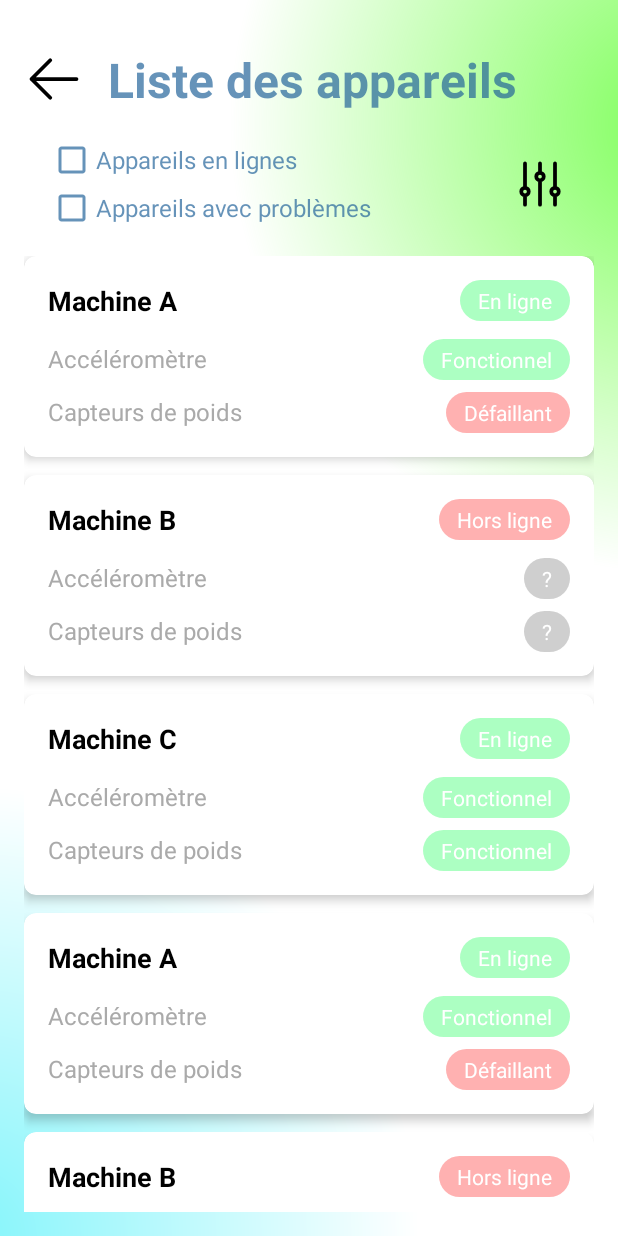
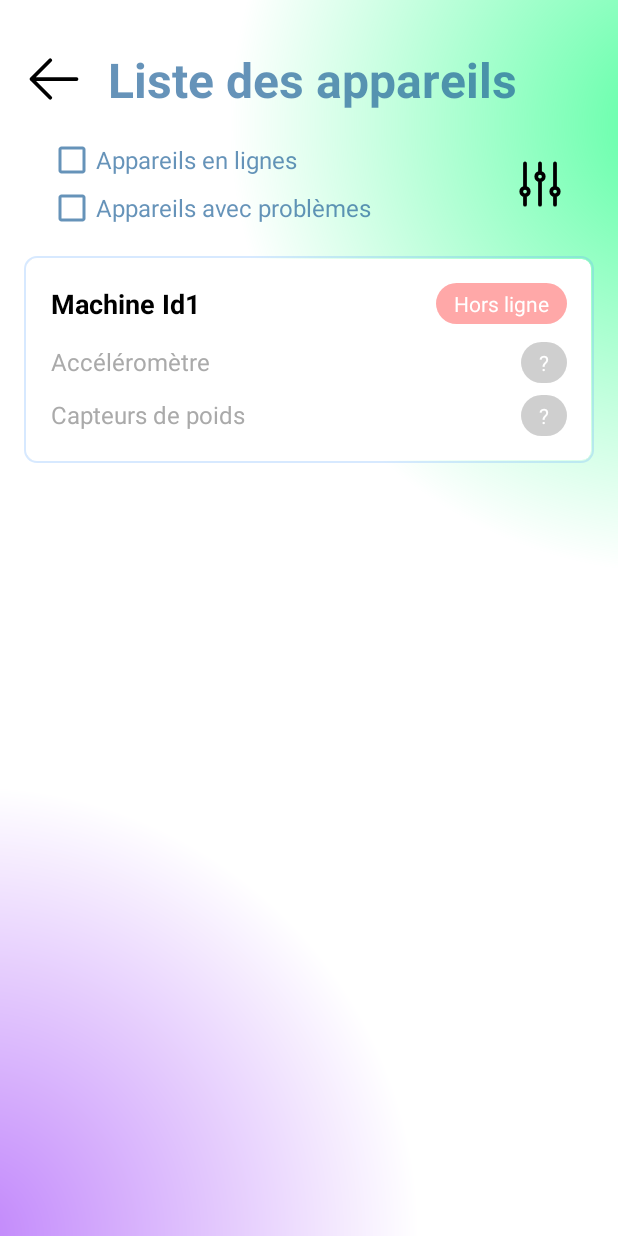
Before and after one commit to ProjetTech2025-QuentinLecourt/PT-QL-PowderTask, an Android app built with Jetpack Compose: the screen it shows after launch (DevicesListActivity), on a phone screen of 412 x 824 dp. Run offline under Robolectric (Android 15) with nearby library versions, the phone set to English and light mode, and no system bars; libraries missing offline, so code that uses them is left out: org.eclipse.paho.

Commit message:
MqttStatus Ok
Ajout de la classe MqttManager
Envoie une demande de status à la machine
Reçoit le status de la machine et adapte sa carte dans la vue
Tri Alphabétique ou tri par connexion
Filtre par Appareil en ligne
Filtre par Appareil problématique

```diff
--- a/Mobile/app/src/main/java/com/quentinlecourt/podwertask_mobile/DevicesListActivity.kt
+++ b/Mobile/app/src/main/java/com/quentinlecourt/podwertask_mobile/DevicesListActivity.kt
@@ -3,29 +3,53 @@ package com.quentinlecourt.podwertask_mobile
 import android.os.Bundle
 import android.widget.CheckBox
 import android.widget.ImageButton
+import android.widget.Toast
 import androidx.appcompat.app.AppCompatActivity
 import androidx.recyclerview.widget.LinearLayoutManager
 import androidx.recyclerview.widget.RecyclerView
 import com.quentinlecourt.podwertask_mobile.data.adapter.MachineAdapter
 import com.quentinlecourt.podwertask_mobile.data.model.Machine
+import com.quentinlecourt.podwertask_mobile.data.services.MqttManager
 
 class DevicesListActivity : AppCompatActivity() {
 
     private lateinit var machineAdapter: MachineAdapter
     private var machines = mutableListOf<Machine>()
     private var sortByName = true // true pour tri alphabétique, false pour tri par dernière connexion
+    private lateinit var mqttManager: MqttManager
+
+    // Map pour suivre les machines filtrées actuellement affichées
+    private var filteredMachines = mutableListOf<Machine>()
 
     override fun onCreate(savedInstanceState: Bundle?) {
         super.onCreate(savedInstanceState)
         setContentView(R.layout.activity_materials_status)
 
-        // Initialiser les données (à remplacer par vos données réelles)
+        // Initialiser MQTT Manager
+        mqttManager = MqttManager(applicationContext)
+
+        // Connecter au broker MQTT
+        mqttManager.connect { connected ->
+            if (connected) {
+                // Abonner aux topics MQTT pour chaque machine
+                subscribeToAllMachines()
+            } else {
+                runOnUiThread {
+                    Toast.makeText(this, "Échec de connexion au broker MQTT", Toast.LENGTH_SHORT).show()
+                }
+            }
+        }
+
+        // Configurer le callback de statut MQTT
+        setupMqttStatusCallback()
+
+        // Initialiser les données
         loadMachines()
 
         // Configurer la RecyclerView
         val recyclerView = findViewById<RecyclerView>(R.id.recyclerView_machines)
         recyclerView.layoutManager = LinearLayoutManager(this)
-        machineAdapter = MachineAdapter(machines)
+        machineAdapter = MachineAdapter(filteredMachines)
         recyclerView.adapter = machineAdapter
 
         // Configurer le bouton de tri
@@ -44,24 +68,59 @@ class DevicesListActivity : AppCompatActivity() {
         }
     }
 
+    private fun setupMqttStatusCallback() {
+        mqttManager.setStatusCallback { machineId, isOnline, sensors ->
+            // Trouver la machine correspondante
+            val machine = machines.find { it.id == machineId }
+            machine?.let {
+                // Mettre à jour les données de la machine
+                it.isOnline = isOnline
+                it.lastConnectionTime = System.currentTimeMillis()
+
+                // Mise à jour des capteurs
+                if (sensors.containsKey("accelerometer")) {
+                    it.isSensorAccelerometerCorrect = sensors["accelerometer"]!!
+                }
+                if (sensors.containsKey("weightSensor")) {
+                    it.isSensorWeightCorrect = sensors["weightSensor"]!!
+                }
+
+                // Mettre à jour l'interface utilisateur
+                runOnUiThread {
+                    filterMachines() // Ré-appliquer les filtres et mettre à jour la liste
+                }
+            }
+        }
+    }
+
+    private fun subscribeToAllMachines() {
+        for (machine in machines) {
+            mqttManager.subscribeToMachineTopics(machine.id)
+        }
+    }
+
     private fun loadMachines() {
         // Exemple de données
         machines.clear()
         machines.addAll(listOf(
-            Machine(1, "Machine A", true, true, false, System.currentTimeMillis() - 3600000),
-            Machine(2, "Machine B", false, false, true, System.currentTimeMillis() - 7200000),
-            Machine(3, "Machine C", true, true, true, System.currentTimeMillis() - 1800000),
-            Machine(4, "Machine A", true, true, false, System.currentTimeMillis() - 3600000),
-            Machine(5, "Machine B", false, false, true, System.currentTimeMillis() - 7200000),
-            Machine(6, "Machine C", true, true, true, System.currentTimeMillis() - 1800000)
+            Machine(1, "Machine Id1", false, null, null, System.currentTimeMillis() - 3600000)
+//            Machine(2, "Machine B", false, false, true, System.currentTimeMillis() - 7200000),
+//            Machine(3, "Machine C", false, true, true, System.currentTimeMillis() - 1800000),
+//            Machine(4, "Machine A", true, null, null, System.currentTimeMillis() - 3600000),
+//            Machine(5, "Machine B", false, false, true, System.currentTimeMillis() - 7200000),
+//            Machine(6, "Machine C", true, null, null, System.currentTimeMillis() - 1800000)
         ))
+
+        // Initialiser la liste filtrée avec toutes les machines
+        filteredMachines.clear()
+        filteredMachines.addAll(machines)
     }
 
     private fun sortMachines() {
         if (sortByName) {
-            machines.sortBy { it.name }
+            filteredMachines.sortBy { it.name }
         } else {
-            machines.sortByDescending { it.lastConnectionTime }
+            filteredMachines.sortByDescending { it.lastConnectionTime }
         }
         machineAdapter.notifyDataSetChanged()
     }
@@ -70,9 +129,27 @@ class DevicesListActivity : AppCompatActivity() {
         val showOnline = findViewById<CheckBox>(R.id.checkBox_onlineDevice).isChecked
         val showProblem = findViewById<CheckBox>(R.id.checkBox_problemDevice).isChecked
 
-        // Implémenter la logique de filtrage selon vos besoins
-        // ...
+        // Filtrer les machines selon les critères
+        filteredMachines.clear()
+        filteredMachines.addAll(machines.filter { machine ->
+            val matchesOnlineFilter = !showOnline || machine.isOnline
+            val matchesProblemFilter = !showProblem || machine.isSensorAccelerometerCorrect == false || machine.isSensorWeightCorrect == false
+            matchesOnlineFilter && matchesProblemFilter
+        })
+
+        // Appliquer le tri actuel
+        if (sortByName) {
+            filteredMachines.sortBy { it.name }
+        } else {
+            filteredMachines.sortByDescending { it.lastConnectionTime }
+        }
 
         machineAdapter.notifyDataSetChanged()
     }
+
+    override fun onDestroy() {
+        super.onDestroy()
+        // Déconnecter proprement le client MQTT
+        mqttManager.disconnect()
+    }
 }
--- a/Mobile/app/src/main/java/com/quentinlecourt/podwertask_mobile/data/adapter/MachineAdapter.kt
+++ b/Mobile/app/src/main/java/com/quentinlecourt/podwertask_mobile/data/adapter/MachineAdapter.kt
@@ -46,19 +46,19 @@ class MachineAdapter(private val machines: List<Machine>) : RecyclerView.Adapter
             )
 
             // Définir le statut des composants
-            holder.accelerometerStatus.text = if (currentMachine.isAccelerometerWorking) componentOk else componentNotOk
+            holder.accelerometerStatus.text = if (currentMachine.isSensorAccelerometerCorrect == true) componentOk else componentNotOk
             holder.accelerometerStatus.setBackground(
                 AppCompatResources.getDrawable(
                     holder.itemView.context,
-                    if (currentMachine.isAccelerometerWorking) R.drawable.online_status else R.drawable.offline_status
+                    if (currentMachine.isSensorAccelerometerCorrect == true) R.drawable.online_status else R.drawable.offline_status
                 )
             )
 
-            holder.weightSensorStatus.text = if (currentMachine.isWeightSensorWorking) componentOk else componentNotOk
+            holder.weightSensorStatus.text = if (currentMachine.isSensorWeightCorrect == true) componentOk else componentNotOk
             holder.weightSensorStatus.setBackground(
                 AppCompatResources.getDrawable(
                     holder.itemView.context,
-                    if (currentMachine.isWeightSensorWorking) R.drawable.online_status else R.drawable.offline_status
+                    if (currentMachine.isSensorWeightCorrect == true) R.drawable.online_status else R.drawable.offline_status
                 )
             )
         } else {
--- a/Mobile/app/src/main/java/com/quentinlecourt/podwertask_mobile/data/model/Machine.kt
+++ b/Mobile/app/src/main/java/com/quentinlecourt/podwertask_mobile/data/model/Machine.kt
@@ -4,8 +4,11 @@ package com.quentinlecourt.podwertask_mobile.data.model
 data class Machine(
     val id: Int,
     val name: String,
-    val isOnline: Boolean = false,
-    val isAccelerometerWorking: Boolean,
-    val isWeightSensorWorking: Boolean,
-    val lastConnectionTime: Long
-)
+    var isOnline: Boolean = false,
+    var isSensorAccelerometerCorrect: Boolean? = null,
+    var isSensorWeightCorrect: Boolean? = null,
+    var lastConnectionTime: Long = 0
+) {
+    val hasAnyProblem: Boolean
+        get() = isSensorAccelerometerCorrect == false || isSensorWeightCorrect == false
+}
--- /dev/null
+++ b/Mobile/app/src/main/java/com/quentinlecourt/podwertask_mobile/data/services/MqttManager.kt
@@ -0,0 +1,199 @@
+package com.quentinlecourt.podwertask_mobile.data.services
+
+import android.content.Context
+import android.util.Log
+import android.widget.Toast
+import com.quentinlecourt.podwertask_mobile.BuildConfig
+import com.quentinlecourt.podwertask_mobile.data.api.MyAPI
+import kotlinx.coroutines.CoroutineScope
+import kotlinx.coroutines.Dispatchers
+import kotlinx.coroutines.launch
+import org.eclipse.paho.client.mqttv3.*
+import org.eclipse.paho.client.mqttv3.persist.MemoryPersistence
+import retrofit2.Retrofit
+import retrofit2.converter.gson.GsonConverterFactory
+import java.util.UUID
+
+class MqttManager(private val context: Context) {
+
+    private val apiService: MyAPI by lazy {
+        Retrofit.Builder()
+            .baseUrl(BuildConfig.API_BASE_URL)
+            .addConverterFactory(GsonConverterFactory.create())
+            .build()
+            .create(MyAPI::class.java)
+    }
+
+    private val TAG = "MqttManager"
+    private var mqttClient: MqttClient? = null
+    private val brokerUrl = "ssl://mqtt.powdertask.quentinlecourt.com:8883"
+    private val clientId = "PowderScaleMobile_" + UUID.randomUUID().toString()
+
+    private val subscriptions = mutableMapOf<Int, String>() // Map des IDs de machines aux topics souscrits
+    private var statusCallback: ((Int, Boolean, Map<String, Boolean>) -> Unit)? = null
+
+    fun connect(callback: (Boolean) -> Unit) {
+        CoroutineScope(Dispatchers.IO).launch {
+            try {
+                val responseMqttIdByApi = apiService.getMqttId()
+                if (responseMqttIdByApi.isSuccessful && responseMqttIdByApi.code() == 200) {
+                    val mqttResponse = responseMqttIdByApi.body()
+                    if (mqttResponse != null) {
+                        Log.d(TAG, "Credentials obtenus: ${mqttResponse.id}")
+                        // Options de connexion MQTT
+                        val options = MqttConnectOptions().apply {
+                            isCleanSession = true
+                            userName = mqttResponse.id
+                            password = mqttResponse.password.toCharArray()
+                        }
+
+                        // Connexion au broker MQTT
+                        mqttClient = MqttClient(brokerUrl, clientId, MemoryPersistence())
+                        mqttClient?.connect(options)
+
+                        // Configuration des callbacks après connexion réussie
+                        mqttClient?.setCallback(object : MqttCallback {
+                            override fun connectionLost(cause: Throwable?) {
+                                Log.w(TAG, "Connexion MQTT perdue", cause)
+                                // Tentative de reconnexion
+                                connect { success ->
+                                    if (success) {
+                                        // Réabonnement à tous les topics après reconnexion
+                                        resubscribeToAllTopics()
+                                    }
+                                }
+                            }
+
+                            override fun messageArrived(topic: String?, message: MqttMessage?) {
+                                message?.let {
+                                    val payload = String(it.payload)
+                                    Log.d(TAG, "Message reçu sur $topic: $payload")
+
+                                    // Analyser le topic pour extraire l'ID de la machine
+                                    if (topic?.contains("/status") == true) {
+                                        val parts = topic.split("/")
+                                        if (parts.size >= 3) {
+                                            val machineId = parts[2].toIntOrNull()
+                                            if (machineId != null) {
+                                                parseStatusMessage(machineId, payload)
+                                            }
+                                        }
+                                    }
+                                }
+                            }
+
+                            override fun deliveryComplete(token: IMqttDeliveryToken?) {
+                                Log.d(TAG, "Livraison du message terminée")
+                            }
+                        })
+
+                        Log.d(TAG, "Connexion MQTT réussie")
+                        callback(true)
+                    } else {
+                        Log.e(TAG, "Réponse API vide")
+                        CoroutineScope(Dispatchers.Main).launch {
+                            Toast.makeText(context, "Réponse API vide", Toast.LENGTH_SHORT).show()
+                        }
+                        callback(false)
+                    }
+                } else {
+                    Log.e(TAG, "Erreur API: ${responseMqttIdByApi.code()}")
+                    CoroutineScope(Dispatchers.Main).launch {
+                        Toast.makeText(
+                            context,
+                            "Erreur API: ${responseMqttIdByApi.code()}",
+                            Toast.LENGTH_SHORT
+                        ).show()
+                    }
+                    callback(false)
+                }
+            } catch (e: Exception) {
+                Log.e(TAG, "Erreur lors de la connexion MQTT", e)
+                callback(false)
+            }
+        }
+    }
+
+    private fun parseStatusMessage(machineId: Int, statusJson: String) {
+        try {
+            val isOnline = true
+            val sensors = mutableMapOf<String, Boolean>()
+
+            // extraction d'états de capteurs
+            if (statusJson.contains("\"accelerometer\": true")) sensors["accelerometer"] = true
+            if (statusJson.contains("\"accelerometer\": false")) sensors["accelerometer"] = false
+            if (statusJson.contains("\"weightSensor\": true")) sensors["weightSensor"] = true
+            if (statusJson.contains("\"weightSensor\": false")) sensors["weightSensor"] = false
+
+            // Notifier le callback avec l'ID et les données
+            statusCallback?.invoke(machineId, isOnline, sensors)
+
+        } catch (e: Exception) {
+            Log.e(TAG, "Erreur lors du parsing du message de statut", e)
+        }
+    }
+
+    fun subscribeToMachineTopics(machineId: Int) {
+        if (mqttClient == null || !mqttClient!!.isConnected) {
+            Log.w(TAG, "Client MQTT non connecté, impossible de s'abonner")
+            return
+        }
+
+        val statusTopic = "/scale/$machineId/status"
+        try {
+            mqttClient?.subscribe(statusTopic, 1) // Simplifié avec juste le topic et QoS
+            Log.d(TAG, "Abonnement réussi à $statusTopic")
+            subscriptions[machineId] = statusTopic
+            // Envoyer immédiatement une demande de statut
+            requestMachineStatus(machineId)
+        } catch (e: MqttException) {
+            Log.e(TAG, "Erreur lors de l'abonnement à $statusTopic", e)
+        }
+    }
+
+    fun requestMachineStatus(machineId: Int) {
+        if (mqttClient == null || !mqttClient!!.isConnected) {
+            Log.w(TAG, "Client MQTT non connecté, impossible d'envoyer la commande")
+            return
+        }
+
+        val commandTopic = "/scale/$machineId/commands"
+        val message = "{\"command\":\"get_status\"}"
+
+        try {
+            mqttClient?.publish(commandTopic, message.toByteArray(), 1, false)
+            Log.d(TAG, "Commande de statut envoyée à $commandTopic")
+        } catch (e: MqttException) {
+            Log.e(TAG, "Erreur lors de l'envoi de la commande à $commandTopic", e)
+        }
+    }
+
+    fun setStatusCallback(callback: (Int, Boolean, Map<String, Boolean>) -> Unit) {
+        this.statusCallback = callback
+    }
+
+    private fun resubscribeToAllTopics() {
+        subscriptions.forEach { (machineId, topic) ->
+            try {
+                mqttClient?.subscribe(topic, 1)
+                Log.d(TAG, "Réabonnement réussi à $topic")
+            } catch (e: MqttException) {
+                Log.e(TAG, "Erreur lors du réabonnement à $topic", e)
+            }
+        }
+    }
+
+    fun disconnect() {
+        try {
+            mqttClient?.let {
+                if (it.isConnected) {
+                    it.disconnect()
+                    Log.d(TAG, "Déconnexion MQTT réussie")
+                }
+            }
+        } catch (e: MqttException) {
+            Log.e(TAG, "Erreur lors de la déconnexion MQTT", e)
+        }
+        mqttClient = null
+    }
+}
--- a/Mobile/app/src/main/res/drawable/rounded_corner.xml
+++ b/Mobile/app/src/main/res/drawable/rounded_corner_8.xml
@@ -2,6 +2,6 @@
 <shape xmlns:android="http://schemas.android.com/apk/res/android"
     android:shape="rectangle"
     >
-    <corners android:radius="24dp"/>
+    <corners android:radius="8dp"/>
     <stroke android:width="1dip" android:color="@color/bleu_gestion_t" />
 </shape>
--- a/Mobile/app/src/main/res/drawable/user_background.xml
+++ b/Mobile/app/src/main/res/drawable/user_background.xml
@@ -7,7 +7,7 @@
                 android:gradientRadius="300dp"
                 android:centerX="-5%"
                 android:centerY="100%"
-                android:startColor="@color/bleu_frais"
+                android:startColor="@color/mauve_raisin"
                 android:endColor="#FFFFFF" />
         </shape>
     </item>
@@ -18,7 +18,7 @@
                 android:gradientRadius="300dp"
                 android:centerX="110%"
                 android:centerY="10%"
-                android:startColor="@color/vert_slime"
+                android:startColor="@color/vert_menthe"
                 android:endColor="#00FFFFFF"/>
         </shape>
     </item>
--- a/Mobile/app/src/main/res/layout/card_view.xml
+++ b/Mobile/app/src/main/res/layout/card_view.xml
@@ -1,12 +1,19 @@
 <?xml version="1.0" encoding="utf-8"?>
-<androidx.cardview.widget.CardView
+<FrameLayout
     xmlns:android="http://schemas.android.com/apk/res/android"
     xmlns:app="http://schemas.android.com/apk/res-auto"
     android:layout_width="match_parent"
     android:layout_height="wrap_content"
-    android:layout_marginBottom="12dp"
-    app:cardCornerRadius="8dp"
-    app:cardElevation="4dp">
+    android:padding="2dp"
+    android:background="@drawable/rounded_corner_8"
+    android:layout_marginBottom="12dp">
+<androidx.cardview.widget.CardView
+
+    android:layout_width="match_parent"
+    android:layout_height="wrap_content"
+    app:cardCornerRadius="6dp"
+    app:cardElevation="1dp"
+    app:cardBackgroundColor="#FFFFFF">
 
     <LinearLayout
         android:layout_width="match_parent"
@@ -114,3 +121,4 @@
         </LinearLayout>
     </LinearLayout>
 </androidx.cardview.widget.CardView>
+</FrameLayout>
--- a/Mobile/app/src/main/res/values/colors.xml
+++ b/Mobile/app/src/main/res/values/colors.xml
@@ -12,14 +12,14 @@
     <!--  Theme Colors  -->
     <color name="orange_chalereux">#FF9A5A</color>
     <color name="mauve_constraste">#FF95BA</color>
-    <color name="bleu_frais">#84F5FB</color>
-    <color name="vert_slime">#7EFF5A</color>
+    <color name="mauve_raisin">#C084FB</color>
+    <color name="vert_menthe">#5AFFA4</color>
     <color name="rouge_cerise_mur">#D1003B</color>
     <color name="rouge_cerise_mur_t">#80D1003B</color>
     <color name="orange_pemplemouse">#EF522D</color>
 
     <!-- Scale Status -->
     <color name="color_status_none">#74969696</color>
-    <color name="color_status_online">#7348FF78</color>
-    <color name="color_status_offline">#73FF5353</color>
+    <color name="color_status_online">#8023C43B</color>
+    <color name="color_status_offline">#80FF5353</color>
 </resources>
```
